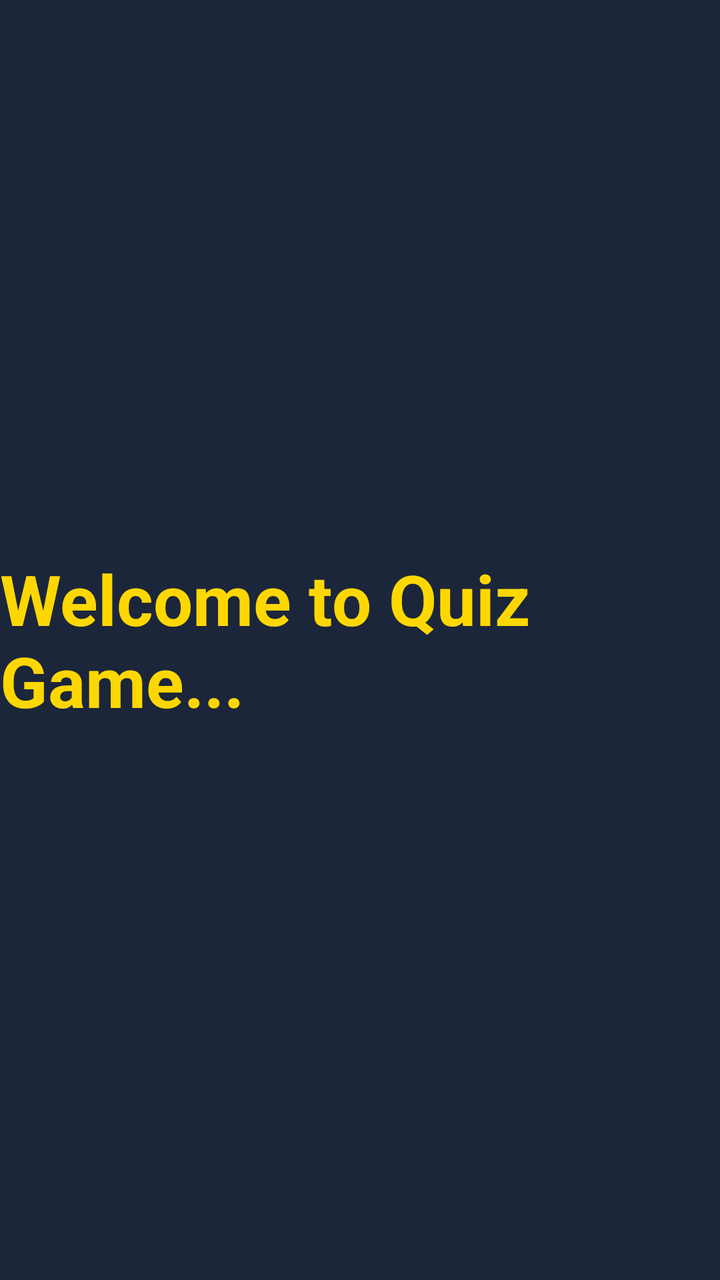
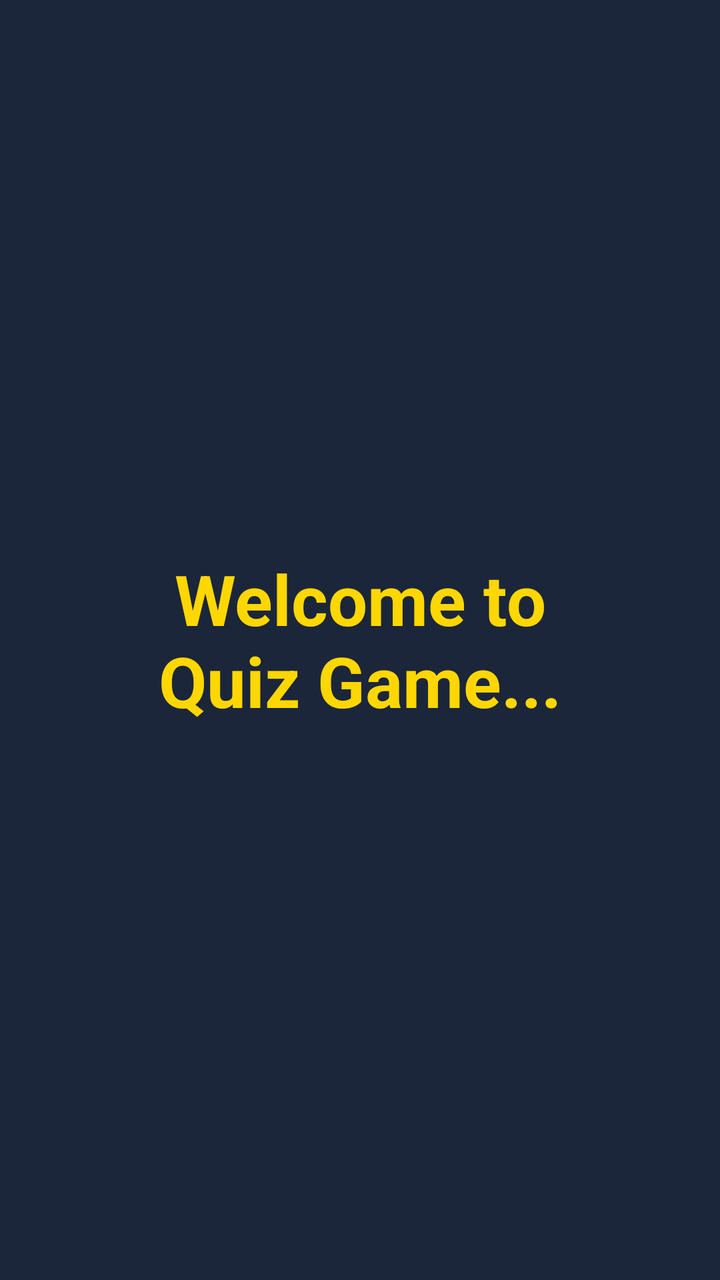

Two renders of the same Android screen: before a commit and after it. Below are the layout's source before the change and the commit's diff.
<!-- AndroidManifest.xml: application theme Theme.QuizApp -->
<!-- res/layout/activity_welcome.xml -->
<?xml version="1.0" encoding="utf-8"?>
<LinearLayout xmlns:android="http://schemas.android.com/apk/res/android"
    android:layout_width="match_parent"
    android:layout_height="match_parent"
    android:orientation="vertical"
    android:gravity="center"
    android:background="#1B263B">

    <TextView
        android:id="@+id/welcomeText"
        android:layout_width="wrap_content"
        android:layout_height="wrap_content"
        android:text="Welcome to Quiz Game..."
        android:textSize="35sp"
        android:textColor="#FFD700"
        android:textStyle="bold"/>

</LinearLayout>
<!-- resources referenced by this layout -->
<resources>
  <style name="Theme.QuizApp" parent="Base.Theme.QuizApp" />
  <style name="Base.Theme.QuizApp" parent="Theme.Material3.DayNight.NoActionBar">
          
          
      </style>
</resources>

<!-- the commit's change to res/layout/activity_welcome.xml (unified diff, before → after) -->
@@ -4,6 +4,7 @@
     android:layout_height="match_parent"
     android:orientation="vertical"
     android:gravity="center"
+    android:paddingHorizontal="50dp"
     android:background="#1B263B">
 
     <TextView
@@ -11,6 +12,7 @@
         android:layout_width="wrap_content"
         android:layout_height="wrap_content"
         android:text="Welcome to Quiz Game..."
+        android:gravity="center"
         android:textSize="35sp"
         android:textColor="#FFD700"
         android:textStyle="bold"/>
